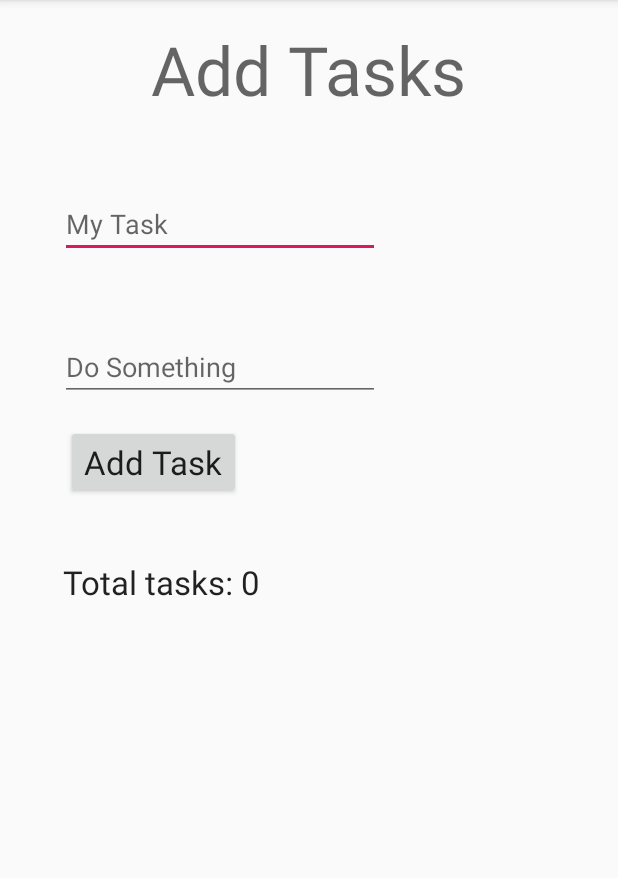
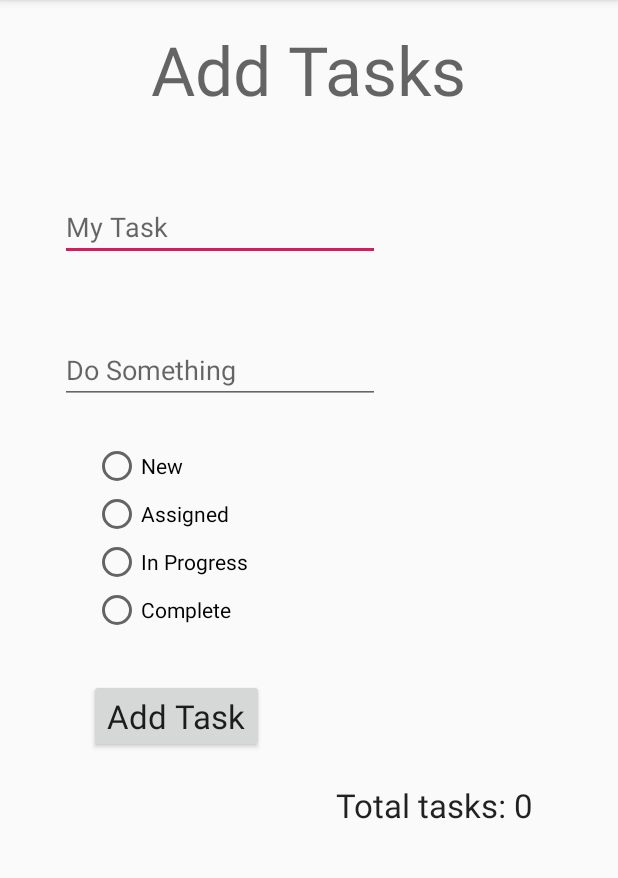
Before and after one commit to micahThor/taskmaster, an Android app: the screen it shows after launch (AddTaskActivity), after a tap on "Add Tasks", on a phone screen of 412 x 824 dp, the part 84-962 px from its top. Run offline under Robolectric (Android 15) with nearby library versions, the phone set to English and light mode, and no system bars; our stand-ins replace Room's generated code.

Commit message:
lab32 requirements complete

```diff
--- a/app/build.gradle
+++ b/app/build.gradle
@@ -20,6 +20,11 @@ android {
 }
 
 dependencies {
+
+    def room_version = "2.2.3"
+
+    implementation "androidx.room:room-runtime:$room_version"
+    annotationProcessor "androidx.room:room-compiler:$room_version" // For Kotlin use kapt instead of annotationProcessor
     implementation fileTree(dir: 'libs', include: ['*.jar'])
     implementation 'androidx.appcompat:appcompat:1.0.2'
     implementation 'androidx.constraintlayout:constraintlayout:1.1.3'
@@ -28,4 +33,5 @@ dependencies {
     androidTestImplementation 'androidx.test.ext:junit:1.1.0'
     androidTestImplementation 'androidx.test.espresso:espresso-core:3.1.1'
     implementation 'androidx.recyclerview:recyclerview:1.1.0'
+    androidTestImplementation 'androidx.test:rules:1.2.0-beta01'
 }
--- a/app/src/main/java/com/micahThor/taskmaster/AddTaskActivity.java
+++ b/app/src/main/java/com/micahThor/taskmaster/AddTaskActivity.java
@@ -1,35 +1,70 @@
 package com.micahThor.taskmaster;
 
 import androidx.appcompat.app.AppCompatActivity;
+import androidx.room.Room;
 
-import android.content.Context;
+import android.content.Intent;
 import android.os.Bundle;
 import android.view.View;
 import android.widget.Button;
-import android.widget.Toast;
+import android.widget.EditText;
+import android.widget.RadioButton;
+import android.widget.RadioGroup;
+import android.widget.TextView;
+
+import java.util.List;
 
 public class AddTaskActivity extends AppCompatActivity {
+
+    TaskDatabase taskDb;
+    List<Task> taskList;
 
     @Override
     protected void onCreate(Bundle savedInstanceState) {
         super.onCreate(savedInstanceState);
         setContentView(R.layout.activity_add_task);
 
-        // wire up add task button
+        taskDb = Room.databaseBuilder(getApplicationContext(), TaskDatabase.class, "tasks").allowMainThreadQueries().build();
+
+        // wire up ADD TASK button
         Button addTaskButton = findViewById(R.id.addATaskButton);
         addTaskButton.setOnClickListener(new View.OnClickListener() {
 
             @Override
             public void onClick(View v) {
 
-                Context context = getApplicationContext();
-                CharSequence text = "Task added successfully!";
-                int duration = Toast.LENGTH_SHORT;
+                // get task title
+                EditText titleTextEdit = findViewById(R.id.taskTextInput);
+                String taskTitle = titleTextEdit.getText().toString();
 
-                Toast toast = Toast.makeText(context, text, duration);
-                toast.show();
+                // get task description
+                EditText descriptionTextEdit = findViewById(R.id.taskDescriptionInput);
+                String taskDescription = descriptionTextEdit.getText().toString();
+
+                // get task state
+                RadioGroup stateRadioGroup  = findViewById(R.id.taskStateRadioGroup);
+                int checkedState = stateRadioGroup.getCheckedRadioButtonId();
+                RadioButton selectedStateButton = findViewById(checkedState);
+                String taskState = selectedStateButton.getText().toString();
+
+
+                taskDb.taskDao().saveTask(new Task(taskTitle, taskDescription, taskState));
+
+                Intent goToMainActivity = new Intent(AddTaskActivity.this, MainActivity.class);
+                AddTaskActivity.this.startActivity(goToMainActivity);
+
             }
         });
 
     }
+
+    @Override
+    protected void onResume() {
+        super.onResume();
+
+        taskList = taskDb.taskDao().getAllTasks();
+        TextView taskCounter= findViewById(R.id.totalTaskCountTextView);
+        taskCounter.setText("Total tasks: " + taskList.size());
+
+    }
 }
--- a/app/src/main/java/com/micahThor/taskmaster/MainActivity.java
+++ b/app/src/main/java/com/micahThor/taskmaster/MainActivity.java
@@ -1,6 +1,9 @@
 package com.micahThor.taskmaster;
 
 import androidx.appcompat.app.AppCompatActivity;
+import androidx.recyclerview.widget.LinearLayoutManager;
+import androidx.recyclerview.widget.RecyclerView;
+import androidx.room.Room;
 
 import android.content.Intent;
 import android.content.SharedPreferences;
@@ -11,13 +14,24 @@ import android.widget.Button;
 import android.widget.ImageButton;
 import android.widget.TextView;
 
+import java.util.List;
+
 public class MainActivity extends AppCompatActivity {
+
+    List<Task> taskList;
+    TaskDatabase taskDb;
 
     @Override
     protected void onCreate(Bundle savedInstanceState) {
         super.onCreate(savedInstanceState);
         setContentView(R.layout.activity_main);
 
+        taskDb = Room.databaseBuilder(getApplicationContext(), TaskDatabase.class, "tasks").allowMainThreadQueries().build();
+        taskList = taskDb.taskDao().getAllTasks();
+
+        RecyclerView recyclerView = findViewById(R.id.taskFragment);
+        recyclerView.setLayoutManager(new LinearLayoutManager(this));
+        recyclerView.setAdapter(new MyTaskRecyclerViewAdapter(this.taskList, null));
 
         // wire up ADD TASKS BUTTON
         Button goToAddTasksButton = findViewById(R.id.goToTaskActivityButton);
@@ -53,17 +67,6 @@ public class MainActivity extends AppCompatActivity {
         });
 
 
-
-    }
-
-    private void saveTitleToSharedPrefs(String title) {
-
-        SharedPreferences sharedPrefers = PreferenceManager.getDefaultSharedPreferences(getApplicationContext());
-        SharedPreferences.Editor editor = sharedPrefers.edit();
-        editor.putString("taskTitle", title);
-        editor.commit();
-        Intent goToDetailActivity = new Intent(MainActivity.this, TaskDetailActivity.class);
-        MainActivity.this.startActivity(goToDetailActivity);
     }
 
     @Override
--- a/app/src/main/java/com/micahThor/taskmaster/MyTaskRecyclerViewAdapter.java
+++ b/app/src/main/java/com/micahThor/taskmaster/MyTaskRecyclerViewAdapter.java
@@ -40,6 +40,7 @@ public class MyTaskRecyclerViewAdapter extends RecyclerView.Adapter<MyTaskRecycl
     public void onBindViewHolder(final ViewHolder holder, int position) {
         holder.mItem = mValues.get(position);
         holder.mTitleView.setText(mValues.get(position).getTitle());
+        holder.mDescriptionView.setText(mValues.get(position).getBody());
         holder.mStateView.setText(mValues.get(position).getState());
 
         holder.mView.setOnClickListener(new View.OnClickListener() {
@@ -48,6 +49,8 @@ public class MyTaskRecyclerViewAdapter extends RecyclerView.Adapter<MyTaskRecycl
                 Context context = v.getContext();
                 Intent intent = new Intent(context, TaskDetailActivity.class);
                 intent.putExtra("title", holder.mTitleView.getText().toString());
+                intent.putExtra("description", holder.mDescriptionView.getText().toString());
+                intent.putExtra("state", holder.mStateView.getText().toString());
                 context.startActivity(intent);
             }
         });
@@ -61,6 +64,7 @@ public class MyTaskRecyclerViewAdapter extends RecyclerView.Adapter<MyTaskRecycl
     public class ViewHolder extends RecyclerView.ViewHolder {
         public final View mView;
         public final TextView mTitleView;
+        public final TextView mDescriptionView;
         public final TextView mStateView;
         public Task mItem;
 
@@ -68,6 +72,7 @@ public class MyTaskRecyclerViewAdapter extends RecyclerView.Adapter<MyTaskRecycl
             super(view);
             mView = view;
             mTitleView = (TextView) view.findViewById(R.id.taskTitle);
+            mDescriptionView = (TextView) view.findViewById(R.id.taskDescription);
             mStateView = (TextView) view.findViewById(R.id.taskState);
         }
 
@@ -76,4 +81,5 @@ public class MyTaskRecyclerViewAdapter extends RecyclerView.Adapter<MyTaskRecycl
             return super.toString() + " '" + mTitleView.getText() + "'";
         }
     }
+
 }
--- /dev/null
+++ b/app/src/main/java/com/micahThor/taskmaster/TaskDao.java
@@ -0,0 +1,21 @@
+package com.micahThor.taskmaster;
+
+import androidx.room.Dao;
+import androidx.room.Insert;
+import androidx.room.Query;
+
+import java.util.List;
+
+@Dao
+public interface TaskDao {
+
+
+    @Query("SELECT * FROM task")
+    List<Task> getAllTasks();
+
+    @Query("SELECT * FROM task WHERE id= :id")
+    Task getTaskById(long id);
+
+    @Insert
+    void saveTask(Task task);
+}
--- /dev/null
+++ b/app/src/main/java/com/micahThor/taskmaster/TaskDatabase.java
@@ -0,0 +1,8 @@
+package com.micahThor.taskmaster;
+
+import androidx.room.RoomDatabase;
+
+@androidx.room.Database(entities = {Task.class}, version = 1)
+public abstract class TaskDatabase extends RoomDatabase {
+    public abstract TaskDao taskDao();
+}
--- a/app/src/main/java/com/micahThor/taskmaster/TaskFragment.java
+++ b/app/src/main/java/com/micahThor/taskmaster/TaskFragment.java
@@ -2,20 +2,15 @@ package com.micahThor.taskmaster;
 
 import android.content.Context;
 import android.os.Bundle;
-
 import androidx.fragment.app.Fragment;
 import androidx.recyclerview.widget.GridLayoutManager;
 import androidx.recyclerview.widget.LinearLayoutManager;
 import androidx.recyclerview.widget.RecyclerView;
+import androidx.room.Room;
 
 import android.view.LayoutInflater;
 import android.view.View;
 import android.view.ViewGroup;
-
-import com.micahThor.taskmaster.R;
-import com.micahThor.taskmaster.dummy.DummyContent;
-import com.micahThor.taskmaster.dummy.DummyContent.DummyItem;
-
 import java.util.ArrayList;
 import java.util.List;
 
@@ -26,6 +21,7 @@ import java.util.List;
  * interface.
  */
 public class TaskFragment extends Fragment {
+
 
     // TODO: Customize parameter argument names
     private static final String ARG_COLUMN_COUNT = "column-count";
@@ -38,6 +34,7 @@ public class TaskFragment extends Fragment {
      * fragment (e.g. upon screen orientation changes).
      */
     public TaskFragment() {
+
     }
 
     // TODO: Customize parameter initialization
@@ -74,10 +71,7 @@ public class TaskFragment extends Fragment {
                 recyclerView.setLayoutManager(new GridLayoutManager(context, mColumnCount));
             }
             List<Task> taskList = new ArrayList<Task>();
-            taskList.add(new Task("Title1", "Body1", "State1"));
-            taskList.add(new Task("Title2", "Body2", "State2"));
-            taskList.add(new Task("Title3", "Body3", "State3"));
-            taskList.add(new Task("Title4", "Body4", "State4"));
+
             recyclerView.setAdapter(new MyTaskRecyclerViewAdapter(taskList, mListener));
         }
         return view;
@@ -110,6 +104,6 @@ public class TaskFragment extends Fragment {
      */
     public interface OnListFragmentInteractionListener {
         // TODO: Update argument type and name
-        void onListFragmentInteraction(DummyItem item);
+        void onListFragmentInteraction(Task item);
     }
 }
--- a/app/src/main/res/layout/activity_add_task.xml
+++ b/app/src/main/res/layout/activity_add_task.xml
@@ -22,12 +22,12 @@
         android:id="@+id/taskTextInput"
         android:layout_width="wrap_content"
         android:layout_height="wrap_content"
-        android:layout_marginTop="50dp"
+        android:layout_marginTop="52dp"
         android:ems="10"
         android:hint="My Task"
         android:inputType="textPersonName"
         app:layout_constraintEnd_toEndOf="parent"
-        app:layout_constraintHorizontal_bias="0.2"
+        app:layout_constraintHorizontal_bias="0.202"
         app:layout_constraintStart_toStartOf="parent"
         app:layout_constraintTop_toBottomOf="@+id/addTaskHeading" />
 
@@ -48,25 +48,61 @@
         android:id="@+id/addATaskButton"
         android:layout_width="wrap_content"
         android:layout_height="wrap_content"
-        android:layout_marginTop="16dp"
+        android:layout_marginTop="30dp"
         android:text="Add Task"
         android:textAppearance="@style/TextAppearance.AppCompat.Large"
         app:layout_constraintEnd_toEndOf="parent"
-        app:layout_constraintHorizontal_bias="0.15"
+        app:layout_constraintHorizontal_bias="0.2"
         app:layout_constraintStart_toStartOf="parent"
-        app:layout_constraintTop_toBottomOf="@+id/taskDescriptionInput" />
+        app:layout_constraintTop_toBottomOf="@+id/taskStateRadioGroup" />
 
     <TextView
         android:id="@+id/totalTaskCountTextView"
         android:layout_width="wrap_content"
         android:layout_height="wrap_content"
+        android:layout_marginTop="20dp"
         android:text="Total tasks: 0"
         android:textAppearance="@style/TextAppearance.AppCompat.Large"
         app:layout_constraintBottom_toBottomOf="parent"
         app:layout_constraintEnd_toEndOf="parent"
-        app:layout_constraintHorizontal_bias="0.15"
+        app:layout_constraintHorizontal_bias="0.8"
         app:layout_constraintStart_toStartOf="parent"
         app:layout_constraintTop_toBottomOf="@+id/addATaskButton"
-        app:layout_constraintVertical_bias="0.100000024" />
+        app:layout_constraintVertical_bias="0.0" />
+
+    <RadioGroup
+        android:id="@+id/taskStateRadioGroup"
+        android:layout_width="wrap_content"
+        android:layout_height="wrap_content"
+        android:layout_marginTop="25dp"
+        app:layout_constraintEnd_toEndOf="parent"
+        app:layout_constraintHorizontal_bias="0.2"
+        app:layout_constraintStart_toStartOf="parent"
+        app:layout_constraintTop_toBottomOf="@+id/taskDescriptionInput">
+
+        <RadioButton
+            android:id="@+id/taskNewRadioButton"
+            android:layout_width="match_parent"
+            android:layout_height="wrap_content"
+            android:text="New" />
+
+        <RadioButton
+            android:id="@+id/taskAssignedRadioButton"
+            android:layout_width="match_parent"
+            android:layout_height="wrap_content"
+            android:text="Assigned" />
+
+        <RadioButton
+            android:id="@+id/taskProgressRadioButton"
+            android:layout_width="match_parent"
+            android:layout_height="wrap_content"
+            android:text="In Progress" />
+
+        <RadioButton
+            android:id="@+id/taskCompleteradioButton"
+            android:layout_width="match_parent"
+            android:layout_height="wrap_content"
+            android:text="Complete" />
+    </RadioGroup>
 
 </androidx.constraintlayout.widget.ConstraintLayout>
--- a/app/src/main/res/layout/activity_main.xml
+++ b/app/src/main/res/layout/activity_main.xml
@@ -29,7 +29,7 @@
         app:layout_constraintEnd_toEndOf="parent"
         app:layout_constraintHorizontal_bias="0.8"
         app:layout_constraintStart_toStartOf="parent"
-        app:layout_constraintTop_toBottomOf="@+id/fragment3" />
+        app:layout_constraintTop_toBottomOf="@+id/taskFragment" />
 
     <Button
         android:id="@+id/allTasksButton"
@@ -41,7 +41,7 @@
         app:layout_constraintEnd_toEndOf="parent"
         app:layout_constraintHorizontal_bias="0.2"
         app:layout_constraintStart_toStartOf="parent"
-        app:layout_constraintTop_toBottomOf="@+id/fragment3" />
+        app:layout_constraintTop_toBottomOf="@+id/taskFragment" />
 
     <ImageButton
         android:id="@+id/settingsButton"
@@ -64,7 +64,7 @@
         app:layout_constraintTop_toBottomOf="@+id/myTasksHeader" />
 
     <fragment
-        android:id="@+id/fragment3"
+        android:id="@+id/taskFragment"
         android:name="com.micahThor.taskmaster.TaskFragment"
         android:layout_width="wrap_content"
         android:layout_height="wrap_content"
--- a/app/src/main/res/layout/fragment_task_list.xml
+++ b/app/src/main/res/layout/fragment_task_list.xml
@@ -3,7 +3,6 @@
     xmlns:app="http://schemas.android.com/apk/res-auto"
     xmlns:tools="http://schemas.android.com/tools"
     android:id="@+id/list"
-    android:name="com.micahThor.taskmaster.TaskFragment"
     android:layout_width="match_parent"
     android:layout_height="match_parent"
     android:layout_marginLeft="16dp"
```
Also changed, not shown: app/src/main/java/com/micahThor/taskmaster/Task.java (+13 -0 lines), app/src/main/java/com/micahThor/taskmaster/TaskDetailActivity.java (+15 -3 lines), app/src/main/java/com/micahThor/taskmaster/dummy/DummyContent.java (deleted, +0 -72 lines), app/src/main/res/layout/activity_task_detail.xml (+13 -4 lines), app/src/main/res/layout/fragment_task.xml (+28 -9 lines), 1 other file.
